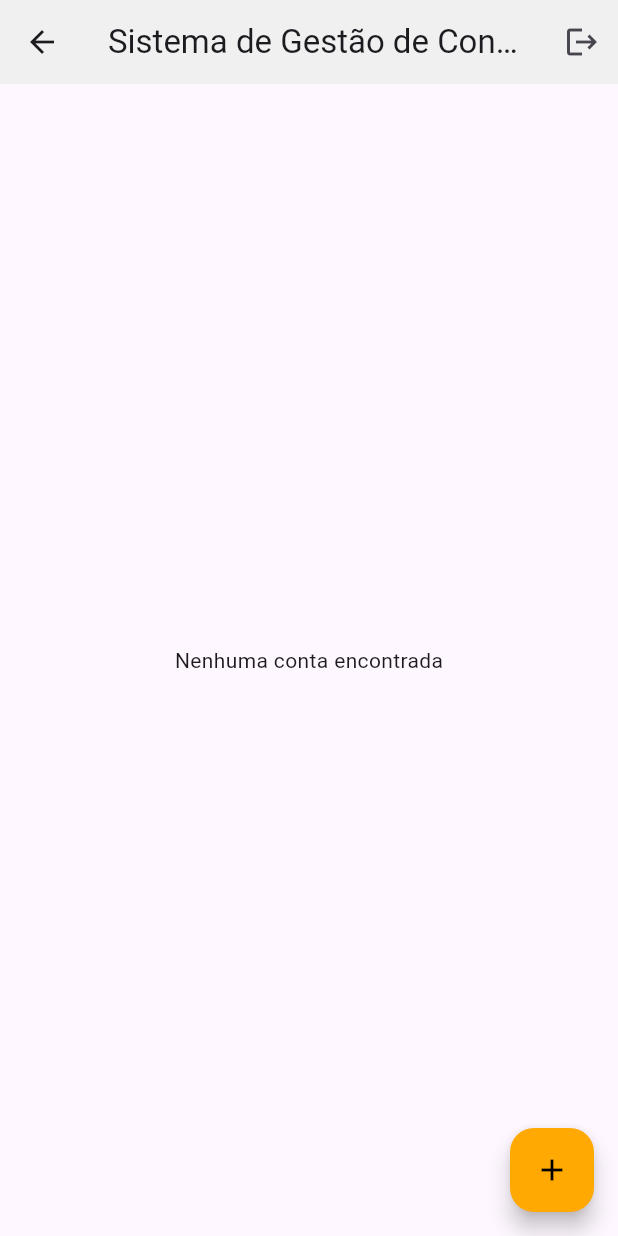
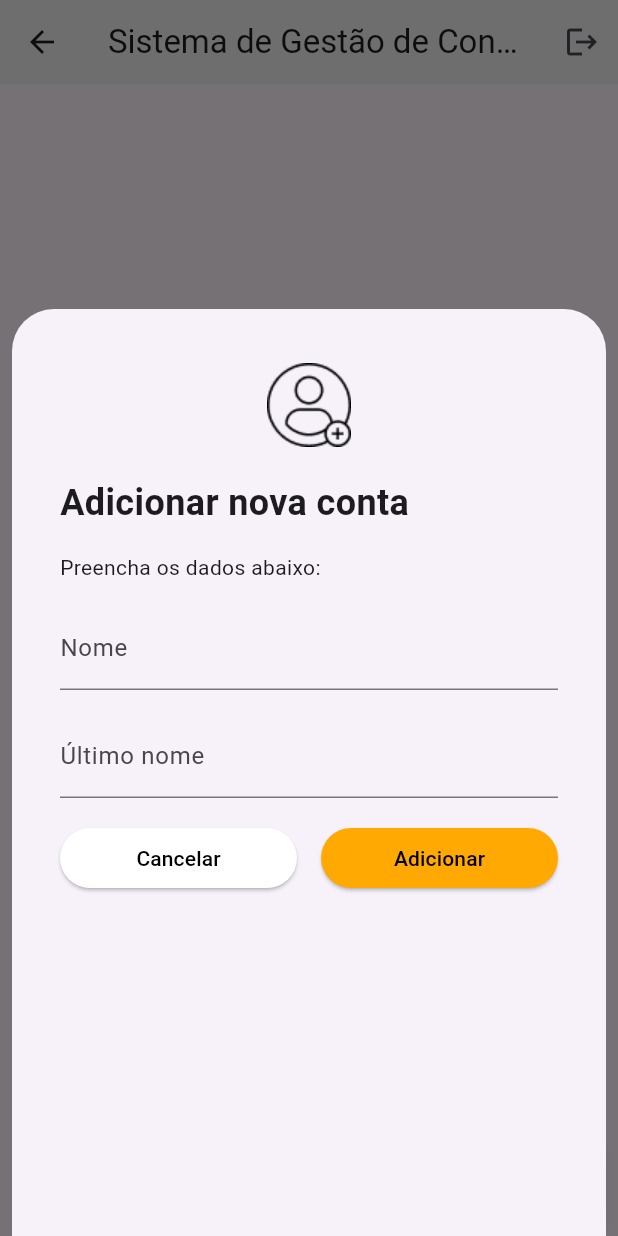
Before and after one commit to andrericardodev/flutter_banco_douro_alura, a Flutter app: the HomeScreen screen opened by its route, after a tap on the "add" icon, on a phone screen of 412 x 824 dp. Run offline on Flutter 3.47's test engine with Material 3 defaults, Android fonts, the phone set to English and light mode, and no system bars; network calls fail.

Commit message:
Adiciona modal para adicionar nova conta na tela inicial

```diff
--- a/lib/ui/home_screen.dart
+++ b/lib/ui/home_screen.dart
@@ -3,6 +3,7 @@ import 'package:flutter_banco_douro/models/account.dart';
 import 'package:flutter_banco_douro/services/account_service.dart';
 import 'package:flutter_banco_douro/ui/styles/colors.dart';
 import 'package:flutter_banco_douro/ui/widgets/account_widget.dart';
+import 'package:flutter_banco_douro/ui/widgets/add_account_modal.dart';
 
 class HomeScreen extends StatefulWidget {
   const HomeScreen({super.key});
@@ -38,7 +39,15 @@ class _HomeScreenState extends State<HomeScreen> {
       ),
       floatingActionButton: FloatingActionButton(
         backgroundColor: AppColors.primary,
-        onPressed: () {},
+        onPressed: () {
+          showModalBottomSheet(
+            context: context,
+            isScrollControlled: true,
+            builder: (context) {
+              return const AddAccountModal();
+            },
+          );
+        },
         child: Icon(
           Icons.add,
           color: Colors.black,
--- /dev/null
+++ b/lib/ui/widgets/add_account_modal.dart
@@ -0,0 +1,77 @@
+import 'package:flutter/material.dart';
+import 'package:flutter_banco_douro/ui/styles/colors.dart';
+
+class AddAccountModal extends StatelessWidget {
+  const AddAccountModal({super.key});
+
+  @override
+  Widget build(BuildContext context) {
+    return Container(
+      height: MediaQuery.of(context).size.height * 0.75,
+      width: MediaQuery.of(context).size.width - 16,
+      padding: const EdgeInsets.fromLTRB(32, 32, 32, 0),
+      child: Column(
+        crossAxisAlignment: CrossAxisAlignment.stretch,
+        spacing: 16,
+        children: [
+          Image.asset(
+            "assets/images/icon_add_account.png",
+            height: 64,
+          ),
+          Text(
+            "Adicionar nova conta",
+            style: TextStyle(
+              fontSize: 24,
+              fontWeight: FontWeight.bold,
+            ),
+          ),
+          Text(
+            "Preencha os dados abaixo:",
+            style: TextStyle(
+              fontSize: 14,
+            ),
+          ),
+          TextFormField(
+            decoration: InputDecoration(
+              labelText: "Nome",
+            ),
+          ),
+          TextFormField(
+            decoration: InputDecoration(
+              labelText: "Último nome",
+            ),
+          ),
+          Row(
+            spacing: 16,
+            children: [
+              Expanded(
+                child: ElevatedButton(
+                  style: ButtonStyle(
+                    backgroundColor: WidgetStatePropertyAll(Colors.white),
+                  ),
+                  onPressed: () {},
+                  child: Text(
+                    "Cancelar",
+                    style: TextStyle(color: Colors.black),
+                  ),
+                ),
+              ),
+              Expanded(
+                child: ElevatedButton(
+                  style: ButtonStyle(
+                    backgroundColor: WidgetStatePropertyAll(AppColors.primary),
+                  ),
+                  onPressed: () {},
+                  child: Text(
+                    "Adicionar",
+                    style: TextStyle(color: Colors.black),
+                  ),
+                ),
+              ),
+            ],
+          )
+        ],
+      ),
+    );
+  }
+}
```
